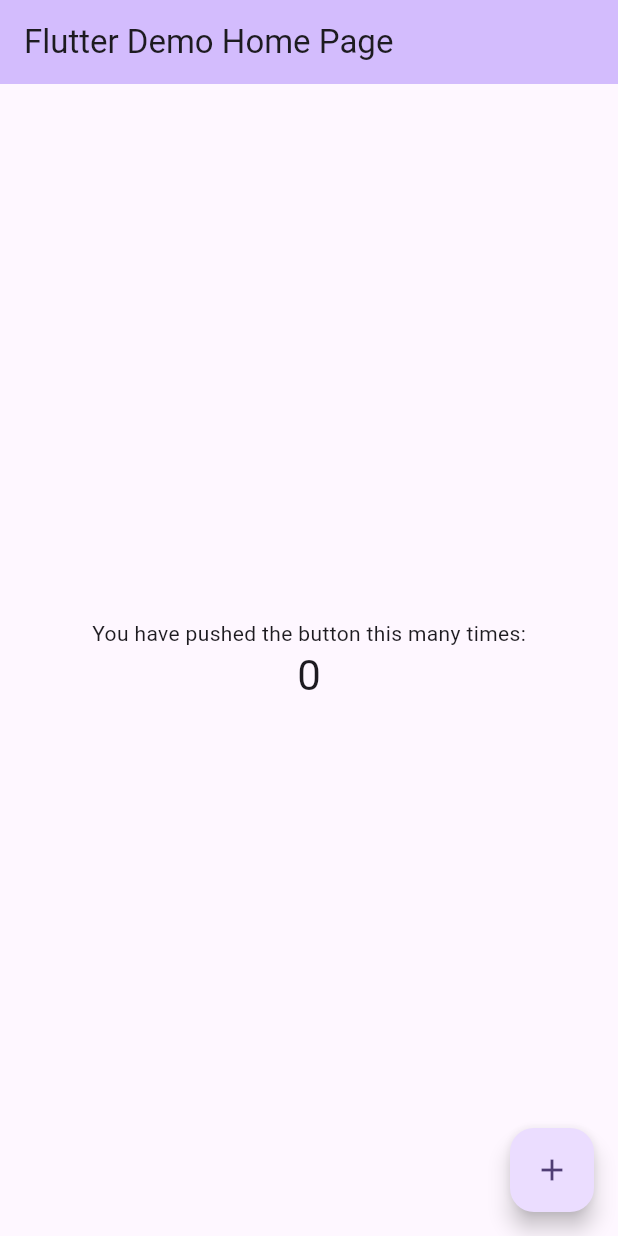
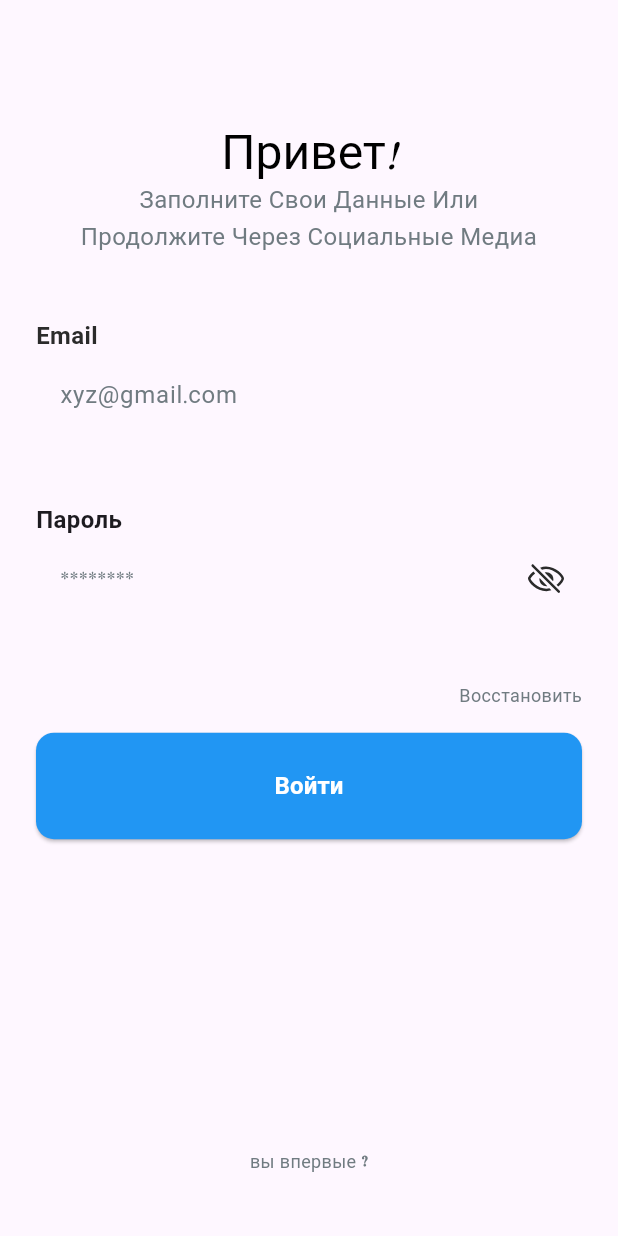
Before and after one commit to Netall0/denisG, a Flutter app: the screen it shows after launch, on a phone screen of 412 x 824 dp. Run offline on Flutter 3.47's test engine with Material 3 defaults, Android fonts, the phone set to English and light mode, and no system bars; our stand-ins replace flutter_svg, supabase_flutter; accounts and stored records are empty.

Commit message:
laaala (#1)

```diff
--- /dev/null
+++ b/lib/auth/service/supabase_service.dart
@@ -0,0 +1,9 @@
+import 'package:supabase_flutter/supabase_flutter.dart';
+
+class SupabaseService {
+  final SupabaseClient _supabaseClient = Supabase.instance.client;
+
+  Future<AuthResponse> signInWithEmail(String email, String password) async {
+    return await _supabaseClient.auth.signInWithPassword(password: password,email: email);
+  }
+}
--- /dev/null
+++ b/lib/auth/widget/auth_guard.dart
@@ -0,0 +1,27 @@
+import 'package:flutter/material.dart';
+import 'package:profff/auth/widget/home_screen.dart';
+import 'package:profff/auth/widget/log_in_widget.dart';
+import 'package:supabase_flutter/supabase_flutter.dart';
+
+class AuthGuard extends StatelessWidget {
+  const AuthGuard({super.key});
+
+  @override
+  Widget build(BuildContext context) {
+    return StreamBuilder(
+      stream: Supabase.instance.client.auth.onAuthStateChange,
+      builder: (contex, snapshot) {
+        if (snapshot.connectionState == ConnectionState.waiting) {
+          return const Center(
+            child: CircularProgressIndicator(),
+          );
+        }
+        final session = snapshot.hasData ? snapshot.data!.session : null;
+        if (session != null) {
+          return const HomeScreen();
+        }
+        return const LogInWidget();
+      },
+    );
+  }
+}
--- /dev/null
+++ b/lib/auth/widget/home_screen.dart
@@ -0,0 +1,12 @@
+import 'package:flutter/material.dart';
+
+class HomeScreen extends StatelessWidget {
+  const HomeScreen({super.key});
+
+  @override
+  Widget build(BuildContext context) {
+    return Scaffold(
+      backgroundColor: Colors.red,
+    );
+  }
+}
--- /dev/null
+++ b/lib/auth/widget/log_in_widget.dart
@@ -0,0 +1,216 @@
+import 'package:flutter/material.dart';
+import 'package:flutter_svg/flutter_svg.dart';
+import 'package:profff/auth/service/supabase_service.dart';
+import 'package:profff/core/colors.dart';
+
+class LogInWidget extends StatefulWidget {
+  const LogInWidget({super.key});
+
+  @override
+  State<LogInWidget> createState() => _LogInWidgetState();
+}
+
+class _LogInWidgetState extends State<LogInWidget> {
+  bool isPasswordVisible = false;
+  SupabaseService supabaseService = SupabaseService();
+
+  final _emailController = TextEditingController();
+  final _passwordController = TextEditingController();
+
+  void signIn() async {
+    try {} on Object catch (e) {
+      if (mounted) {
+        ScaffoldMessenger.of(context).showSnackBar(
+          SnackBar(content: Text(e.toString()),)
+        );
+      }
+    }
+    await supabaseService.signInWithEmail(
+        _emailController.text.trim(), _passwordController.text.trim());
+  }
+
+  @override
+  Widget build(BuildContext context) {
+    final size = MediaQuery.sizeOf(context);
+
+    return Scaffold(
+      body: SingleChildScrollView(
+          padding: EdgeInsets.symmetric(horizontal: 24),
+          child: Column(
+            mainAxisAlignment: MainAxisAlignment.center,
+            crossAxisAlignment: CrossAxisAlignment.stretch,
+            children: [
+              SizedBox(
+                height: size.height * 0.1,
+              ),
+              //hello text
+              RichText(
+                textAlign: TextAlign.center,
+                text: TextSpan(
+                  children: [
+                    TextSpan(
+                      text: 'Привет',
+                      style: TextStyle(
+                          fontSize: 32,
+                          fontWeight: FontWeight.w400,
+                          color: Colors.black,
+                          fontFamily: "new-peninim-mt-2"),
+                    ),
+                    TextSpan(
+                      text: '!',
+                      style: TextStyle(
+                          fontSize: 32,
+                          color: Colors.black,
+                          fontFamily: "new-peninim-mt-2",
+                          fontStyle: FontStyle.italic),
+                    ),
+                  ],
+                ),
+              ),
+
+              // описание
+
+              Text(
+                textAlign: TextAlign.center,
+                'Заполните Свои Данные Или\nПродолжите Через Социальные Медиа',
+                style: TextStyle(
+                    fontSize: 16,
+                    color: ColorsPallete.sub_text_dark,
+                    fontWeight: FontWeight.w400,
+                    fontFamily: "new-peninim-mt-2"),
+              ),
+              SizedBox(
+                height: size.height * 0.05,
+              ),
+              //email validation
+              Column(
+                crossAxisAlignment: CrossAxisAlignment.start,
+                children: [
+                  Text(
+                    "Email",
+                    style: TextStyle(
+                        fontSize: 16,
+                        fontFamily: "new-peninim-mt-2",
+                        fontWeight: FontWeight.w600,
+                        color: Color.fromRGBO(43, 43, 43, 1)),
+                  ),
+                  TextField(
+                    controller: _emailController,
+                    decoration: InputDecoration(
+                      hintText: 'xyz@gmail.com',
+                      hintStyle: TextStyle(
+                        fontFamily: "new-peninim-mt-2",
+                        color: ColorsPallete.sub_text_dark,
+                      ),
+                      border: OutlineInputBorder(
+                          borderRadius: BorderRadius.circular(12),
+                          borderSide: BorderSide.none),
+                    ),
+                  )
+                ],
+              ),
+              SizedBox(
+                height: size.height * 0.05,
+              ),
+
+              //password
+              Column(
+                crossAxisAlignment: CrossAxisAlignment.start,
+                children: [
+                  Text("Пароль",
+                      style: TextStyle(
+                        fontSize: 16,
+                        fontFamily: "new-peninim-mt-2",
+                        fontWeight: FontWeight.w600,
+                      )),
+                  TextField(
+                    controller: _passwordController,
+                    obscureText: isPasswordVisible,
+                    decoration: InputDecoration(
+                      suffixIcon: IconButton(
+                          onPressed: () {
+                            setState(() {
+                              isPasswordVisible = !isPasswordVisible;
+                            });
+                          },
+                          icon: isPasswordVisible
+                              ? SvgPicture.asset('assets/Eye-Open.svg')
+                              : SvgPicture.asset('assets/Union.svg')),
+                      hintText: '********',
+                      hintStyle: TextStyle(
+                        fontFamily: "new-peninim-mt-2",
+                        color: ColorsPallete.sub_text_dark,
+                      ),
+                      border: OutlineInputBorder(
+                          borderRadius: BorderRadius.circular(12),
+                          borderSide: BorderSide.none),
+                    ),
+                  ),
+                  SizedBox(
+                    height: size.height * 0.05,
+                  ),
+                  Row(
+                    mainAxisAlignment: MainAxisAlignment.end,
+                    children: [
+                      Text(
+                        'Воcстановить',
+                        textAlign: TextAlign.center,
+                        style: TextStyle(
+                            fontSize: 12,
+                            fontFamily: "new-peninim-mt-2",
+                            color: ColorsPallete.sub_text_dark,
+                            fontWeight: FontWeight.w400),
+                      ),
+                    ],
+                  ),
+                ],
+              ),
+              SizedBox(
+                height: size.height * 0.02,
+              ),
+              ElevatedButton(
+                onPressed: signIn,
+                style: ElevatedButton.styleFrom(
+                    backgroundColor: Colors.blue,
+                    shape: RoundedRectangleBorder(
+                        borderRadius: BorderRadius.circular(12)),
+                    padding: EdgeInsets.symmetric(vertical: 24)),
+                child: Text("Войти",
+                    style: TextStyle(
+                      fontSize: 16,
+                      fontFamily: "new-peninim-mt-2",
+                      color: Colors.white,
+                      fontWeight: FontWeight.w600,
+                    )),
+              ),
+              SizedBox(
+                height: size.height * 0.25,
+              ),
+              Row(
+                mainAxisAlignment: MainAxisAlignment.center,
+                children: [
+                  Text(
+                    'вы впервые',
+                    textAlign: TextAlign.center,
+                    style: TextStyle(
+                        fontSize: 12,
+                        fontFamily: "new-peninim-mt-2",
+                        color: ColorsPallete.sub_text_dark,
+                        fontWeight: FontWeight.w400),
+                  ),
+                  Text(
+                    ' ?',
+                    textAlign: TextAlign.center,
+                    style: TextStyle(
+                        fontSize: 12,
+                        fontFamily: "new-peninim-mt-2",
+                        color: ColorsPallete.sub_text_dark,
+                        fontWeight: FontWeight.w600),
+                  ),
+                ],
+              )
+            ],
+          )),
+    );
+  }
+}
--- /dev/null
+++ b/lib/core/colors.dart
@@ -0,0 +1,5 @@
+import 'package:flutter/services.dart';
+
+class ColorsPallete {
+  static const Color sub_text_dark = Color.fromRGBO(112, 123, 129, 1);
+}
--- a/lib/main.dart
+++ b/lib/main.dart
@@ -1,125 +1,15 @@
 import 'package:flutter/material.dart';
+import 'package:profff/auth/widget/auth_guard.dart';
+import 'package:supabase_flutter/supabase_flutter.dart';
 
-void main() {
-  runApp(const MyApp());
+void main(List<String> args) async {
+  WidgetsFlutterBinding.ensureInitialized();
+
+  await Supabase.initialize(
+    url: 'https://yqgxbbzdopsnogdfgqag.supabase.co',
+    anonKey:
+        'eyJhbGciOiJIUzI1NiIsInR5cCI6IkpXVCJ9.eyJpc3MiOiJzdXBhYmFzZSIsInJlZiI6InlxZ3hiYnpkb3Bzbm9nZGZncWFnIiwicm9sZSI6ImFub24iLCJpYXQiOjE3Mzk5NzcxMjYsImV4cCI6MjA1NTU1MzEyNn0.TIZ271LKR06yRr594wr976f_kEU0fJoHGY-PYDdOC4w',
+  );
+
+  runApp(MaterialApp(home: AuthGuard()));
 }
-
-class MyApp extends StatelessWidget {
-  const MyApp({super.key});
-
-  // This widget is the root of your application.
-  @override
-  Widget build(BuildContext context) {
-    return MaterialApp(
-      title: 'Flutter Demo',
-      theme: ThemeData(
-        // This is the theme of your application.
-        //
-        // TRY THIS: Try running your application with "flutter run". You'll see
-        // the application has a purple toolbar. Then, without quitting the app,
-        // try changing the seedColor in the colorScheme below to Colors.green
-        // and then invoke "hot reload" (save your changes or press the "hot
-        // reload" button in a Flutter-supported IDE, or press "r" if you used
-        // the command line to start the app).
-        //
-        // Notice that the counter didn't reset back to zero; the application
-        // state is not lost during the reload. To reset the state, use hot
-        // restart instead.
-        //
-        // This works for code too, not just values: Most code changes can be
-        // tested with just a hot reload.
-        colorScheme: ColorScheme.fromSeed(seedColor: Colors.deepPurple),
-        useMaterial3: true,
-      ),
-      home: const MyHomePage(title: 'Flutter Demo Home Page'),
-    );
-  }
-}
-
-class MyHomePage extends StatefulWidget {
-  const MyHomePage({super.key, required this.title});
-
-  // This widget is the home page of your application. It is stateful, meaning
-  // that it has a State object (defined below) that contains fields that affect
-  // how it looks.
-
-  // This class is the configuration for the state. It holds the values (in this
-  // case the title) provided by the parent (in this case the App widget) and
-  // used by the build method of the State. Fields in a Widget subclass are
-  // always marked "final".
-
-  final String title;
-
-  @override
-  State<MyHomePage> createState() => _MyHomePageState();
-}
-
-class _MyHomePageState extends State<MyHomePage> {
-  int _counter = 0;
-
-  void _incrementCounter() {
-    setState(() {
-      // This call to setState tells the Flutter framework that something has
-      // changed in this State, which causes it to rerun the build method below
-      // so that the display can reflect the updated values. If we changed
-      // _counter without calling setState(), then the build method would not be
-      // called again, and so nothing would appear to happen.
-      _counter++;
-    });
-  }
-
-  @override
-  Widget build(BuildContext context) {
-    // This method is rerun every time setState is called, for instance as done
-    // by the _incrementCounter method above.
-    //
-    // The Flutter framework has been optimized to make rerunning build methods
-    // fast, so that you can just rebuild anything that needs updating rather
-    // than having to individually change instances of widgets.
-    return Scaffold(
-      appBar: AppBar(
-        // TRY THIS: Try changing the color here to a specific color (to
-        // Colors.amber, perhaps?) and trigger a hot reload to see the AppBar
-        // change color while the other colors stay the same.
-        backgroundColor: Theme.of(context).colorScheme.inversePrimary,
-        // Here we take the value from the MyHomePage object that was created by
-        // the App.build method, and use it to set our appbar title.
-        title: Text(widget.title),
-      ),
-      body: Center(
-        // Center is a layout widget. It takes a single child and positions it
-        // in the middle of the parent.
-        child: Column(
-          // Column is also a layout widget. It takes a list of children and
-          // arranges them vertically. By default, it sizes itself to fit its
-          // children horizontally, and tries to be as tall as its parent.
-          //
-          // Column has various properties to control how it sizes itself and
-          // how it positions its children. Here we use mainAxisAlignment to
-          // center the children vertically; the main axis here is the vertical
-          // axis because Columns are vertical (the cross axis would be
-          // horizontal).
-          //
-          // TRY THIS: Invoke "debug painting" (choose the "Toggle Debug Paint"
-          // action in the IDE, or press "p" in the console), to see the
-          // wireframe for each widget.
-          mainAxisAlignment: MainAxisAlignment.center,
-          children: <Widget>[
-            const Text(
-              'You have pushed the button this many times:',
-            ),
-            Text(
-              '$_counter',
-              style: Theme.of(context).textTheme.headlineMedium,
-            ),
-          ],
-        ),
-      ),
-      floatingActionButton: FloatingActionButton(
-        onPressed: _incrementCounter,
-        tooltip: 'Increment',
-        child: const Icon(Icons.add),
-      ), // This trailing comma makes auto-formatting nicer for build methods.
-    );
-  }
-}
```
Also changed, not shown: pubspec.yaml (+10 -9 lines), assets/Eye-Open.svg (added), assets/Union.svg (added), assets/new-peninim-mt-2.ttf (added), assets/new-peninim-mt-bold-2.ttf (added), pubspec.lock, 6 other files.
